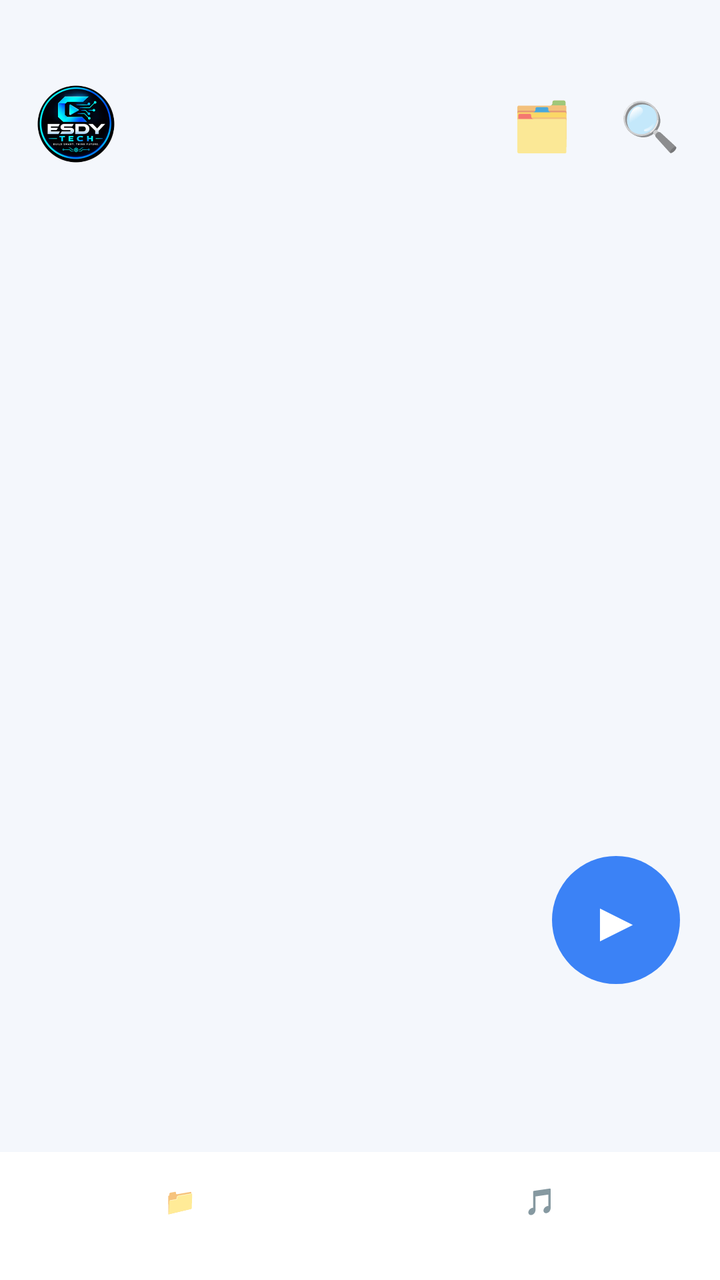
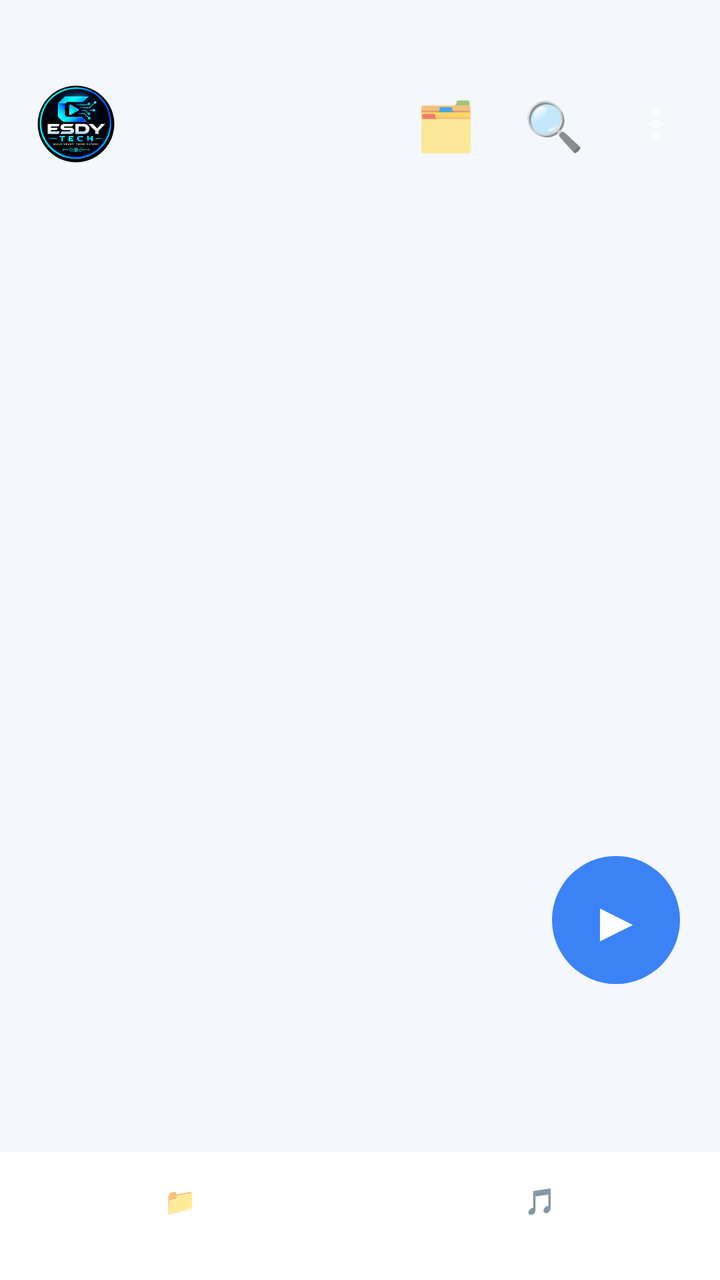

The first picture is an Android layout as it rendered before a commit; the second is the same layout after the commit. The layout source and the unified diff follow.
<!-- AndroidManifest.xml: application theme Theme.AppCompat.NoActionBar -->
<!-- res/layout/activity_home.xml -->
<RelativeLayout xmlns:android="http://schemas.android.com/apk/res/android" android:layout_width="match_parent" android:layout_height="match_parent" android:background="#F4F7FC">
  <LinearLayout android:id="@+id/header" android:layout_width="match_parent" android:layout_height="wrap_content" android:gravity="center_vertical" android:paddingStart="18dp" android:paddingEnd="8dp" android:paddingTop="34dp">
    <ImageView android:layout_width="40dp" android:layout_height="40dp" android:src="@drawable/logo" android:layout_marginEnd="10dp"/>
    <TextView android:id="@+id/title" android:layout_width="0dp" android:layout_weight="1" android:layout_height="wrap_content" android:textColor="#1B1F3B" android:textSize="28sp" android:textStyle="bold"/>
    <TextView android:id="@+id/bAll" android:layout_width="wrap_content" android:layout_height="wrap_content" android:text="🗂" android:textSize="24sp" android:padding="12dp"/>
    <TextView android:id="@+id/bSearch" android:layout_width="wrap_content" android:layout_height="wrap_content" android:text="🔍" android:textSize="24sp" android:padding="12dp"/>
  </LinearLayout>
  <HorizontalScrollView android:id="@+id/chipsH" android:layout_width="match_parent" android:layout_height="wrap_content" android:layout_below="@id/header" android:scrollbars="none">
    <LinearLayout android:id="@+id/chips" android:layout_width="wrap_content" android:layout_height="wrap_content" android:orientation="horizontal" android:padding="8dp"/>
  </HorizontalScrollView>
  <ListView android:id="@+id/list" android:layout_width="match_parent" android:layout_height="match_parent" android:layout_below="@id/chipsH" android:layout_above="@id/nav" android:divider="@null" android:clipToPadding="false" android:paddingBottom="84dp"/>
  <TextView android:id="@+id/fab" android:layout_width="64dp" android:layout_height="64dp" android:layout_above="@id/nav" android:layout_alignParentEnd="true" android:layout_marginEnd="20dp" android:layout_marginBottom="84dp" android:background="@drawable/fab" android:gravity="center" android:text="▶" android:textColor="#fff" android:textSize="28sp"/>
  <LinearLayout android:id="@+id/mini" android:layout_width="match_parent" android:layout_height="56dp" android:layout_above="@id/nav" android:layout_margin="10dp" android:background="@drawable/mini" android:gravity="center_vertical" android:paddingStart="20dp" android:paddingEnd="8dp" android:visibility="gone">
    <TextView android:id="@+id/miniTitle" android:layout_width="0dp" android:layout_weight="1" android:layout_height="wrap_content" android:textColor="#fff" android:singleLine="true" android:ellipsize="end"/>
    <TextView android:id="@+id/miniPlay" android:layout_width="wrap_content" android:layout_height="wrap_content" android:textColor="#fff" android:textSize="22sp" android:padding="12dp" android:text="❚❚"/>
    <TextView android:id="@+id/miniNext" android:layout_width="wrap_content" android:layout_height="wrap_content" android:textColor="#fff" android:textSize="22sp" android:padding="12dp" android:text="⏭"/>
    <TextView android:id="@+id/miniQ" android:layout_width="wrap_content" android:layout_height="wrap_content" android:textColor="#fff" android:textSize="22sp" android:padding="12dp" android:text="☰"/>
  </LinearLayout>
  <LinearLayout android:id="@+id/nav" android:layout_width="match_parent" android:layout_height="64dp" android:layout_alignParentBottom="true" android:background="#FFFFFF">
    <TextView android:id="@+id/navL" android:layout_width="0dp" android:layout_weight="1" android:layout_height="match_parent" android:gravity="center" android:text="📁\nLocal" android:textSize="13sp"/>
    <TextView android:id="@+id/navM" android:layout_width="0dp" android:layout_weight="1" android:layout_height="match_parent" android:gravity="center" android:text="🎵\nMusic" android:textSize="13sp"/>
  </LinearLayout>
</RelativeLayout>
<!-- resources referenced by this layout -->
<resources>
  <!-- drawable fab (drawable) -->
  <shape xmlns:android="http://schemas.android.com/apk/res/android" android:shape="oval"><solid android:color="#3B82F6"/></shape>
  <!-- drawable logo: png bitmap (drawable-nodpi, 74882 bytes) -->
  <!-- drawable mini (drawable) -->
  <shape xmlns:android="http://schemas.android.com/apk/res/android" android:shape="rectangle"><solid android:color="#2B2D31"/><corners android:radius="28dp"/></shape>
</resources>

<!-- the commit's change to res/layout/activity_home.xml (unified diff, before → after) -->
@@ -4,6 +4,7 @@
     <TextView android:id="@+id/title" android:layout_width="0dp" android:layout_weight="1" android:layout_height="wrap_content" android:textColor="#1B1F3B" android:textSize="28sp" android:textStyle="bold"/>
     <TextView android:id="@+id/bAll" android:layout_width="wrap_content" android:layout_height="wrap_content" android:text="🗂" android:textSize="24sp" android:padding="12dp"/>
     <TextView android:id="@+id/bSearch" android:layout_width="wrap_content" android:layout_height="wrap_content" android:text="🔍" android:textSize="24sp" android:padding="12dp"/>
+    <ImageView android:id="@+id/bSet" android:layout_width="48dp" android:layout_height="48dp" android:src="@drawable/ic_more" android:padding="12dp" android:scaleType="fitCenter"/>
   </LinearLayout>
   <HorizontalScrollView android:id="@+id/chipsH" android:layout_width="match_parent" android:layout_height="wrap_content" android:layout_below="@id/header" android:scrollbars="none">
     <LinearLayout android:id="@+id/chips" android:layout_width="wrap_content" android:layout_height="wrap_content" android:orientation="horizontal" android:padding="8dp"/>
<!-- resource entries referenced after the edit -->
@@ -2,6 +2,8 @@
 <resources>
   <!-- drawable fab (drawable) -->
   <shape xmlns:android="http://schemas.android.com/apk/res/android" android:shape="oval"><solid android:color="#3B82F6"/></shape>
+  <!-- drawable ic_more (drawable) -->
+  <vector xmlns:android="http://schemas.android.com/apk/res/android" android:width="24dp" android:height="24dp" android:viewportWidth="24" android:viewportHeight="24"><path android:fillColor="#FFFFFFFF" android:pathData="M12,8c1.1,0 2,-0.9 2,-2s-0.9,-2 -2,-2 -2,0.9 -2,2 0.9,2 2,2zM12,10c-1.1,0 -2,0.9 -2,2s0.9,2 2,2 2,-0.9 2,-2 -0.9,-2 -2,-2zM12,16c-1.1,0 -2,0.9 -2,2s0.9,2 2,2 2,-0.9 2,-2 -0.9,-2 -2,-2z"/></vector>
   <!-- drawable logo: png bitmap (drawable-nodpi, 74882 bytes) -->
   <!-- drawable mini (drawable) -->
   <shape xmlns:android="http://schemas.android.com/apk/res/android" android:shape="rectangle"><solid android:color="#2B2D31"/><corners android:radius="28dp"/></shape>
